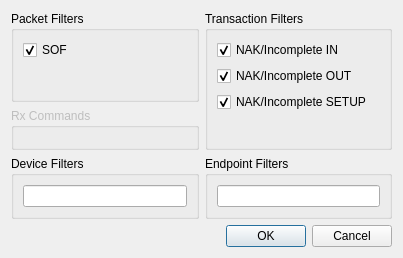
The window that ui/filterwindow.ui (lambdaconcept/usb2sniffer-qt) describes before a commit, drawn with Qt 5.
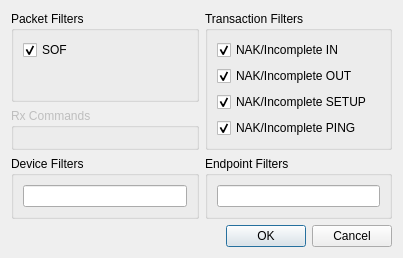
The same window after the commit.

Commit message:
implement ping nak filtering
ping filtering was not implemented before but was working
as a side effect of previous string filtering ("PING" contains "IN"...)

```diff
--- a/ui/filterwindow.ui
+++ b/ui/filterwindow.ui
@@ -75,6 +75,16 @@
         </property>
        </widget>
       </item>
+      <item>
+       <widget class="QCheckBox" name="checkNAKPING">
+        <property name="text">
+         <string>NAK/Incomplete PING</string>
+        </property>
+        <property name="checked">
+         <bool>true</bool>
+        </property>
+       </widget>
+      </item>
       <item>
        <spacer name="verticalSpacer">
         <property name="orientation">
```
The commit also changes 3 other files.
